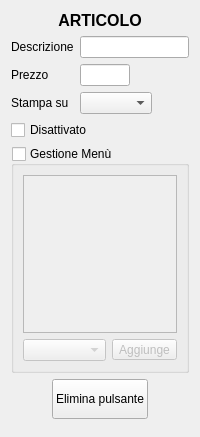
Above: src/dettagliarticolo.ui from mtonin/gestcassa before the change. Below: the same form after it.
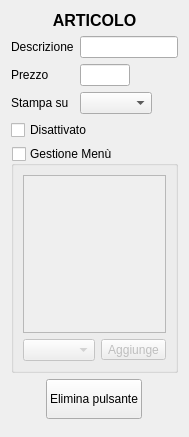
That is the form after the change.

Patch:
```diff
--- a/src/dettagliarticolo.ui
+++ b/src/dettagliarticolo.ui
@@ -6,7 +6,7 @@
    <rect>
     <x>0</x>
     <y>0</y>
-    <width>200</width>
+    <width>173</width>
     <height>437</height>
    </rect>
   </property>
```
